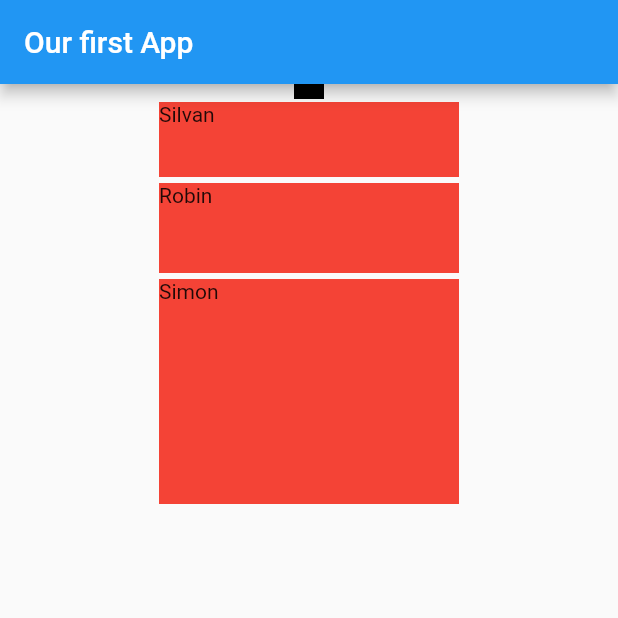
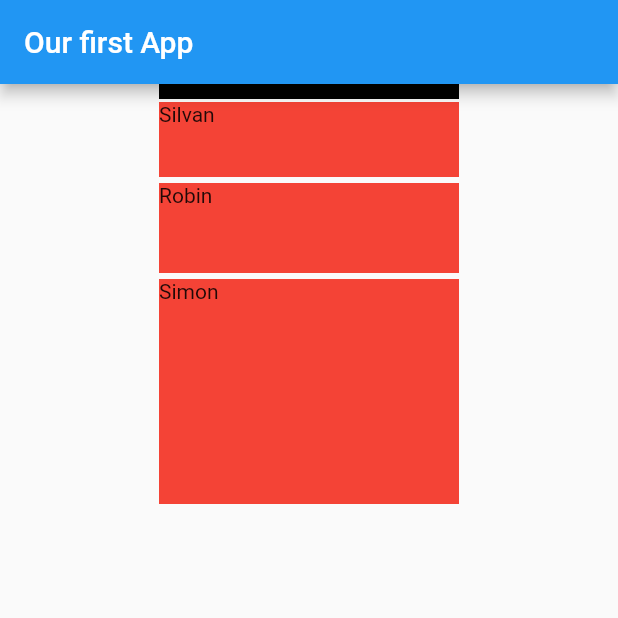
Before and after one commit to pimhakkert/FlutterMD3-2020, a Flutter app: the screen it shows after launch, on a phone screen of 412 x 824 dp, the top half of it. Run offline on Flutter 3.47's test engine with Material 2 defaults, Android fonts, the phone set to English and light mode, and no system bars.

```diff
--- a/lib/myWidget.dart
+++ b/lib/myWidget.dart
@@ -1,10 +1,14 @@
 import 'package:flutter/material.dart';
 
-class MyWidget extends StatelessWidget{
+class MyWidget extends StatefulWidget{
+  MyWidgetState createState() => MyWidgetState();
+}
+
+class MyWidgetState extends State<MyWidget>{
   Widget build(BuildContext context){
     return Container(
         height: 10,
-        width: 20,
+        width: 200,
         color: Colors.black,
         child: Text("F"),
       );
```
